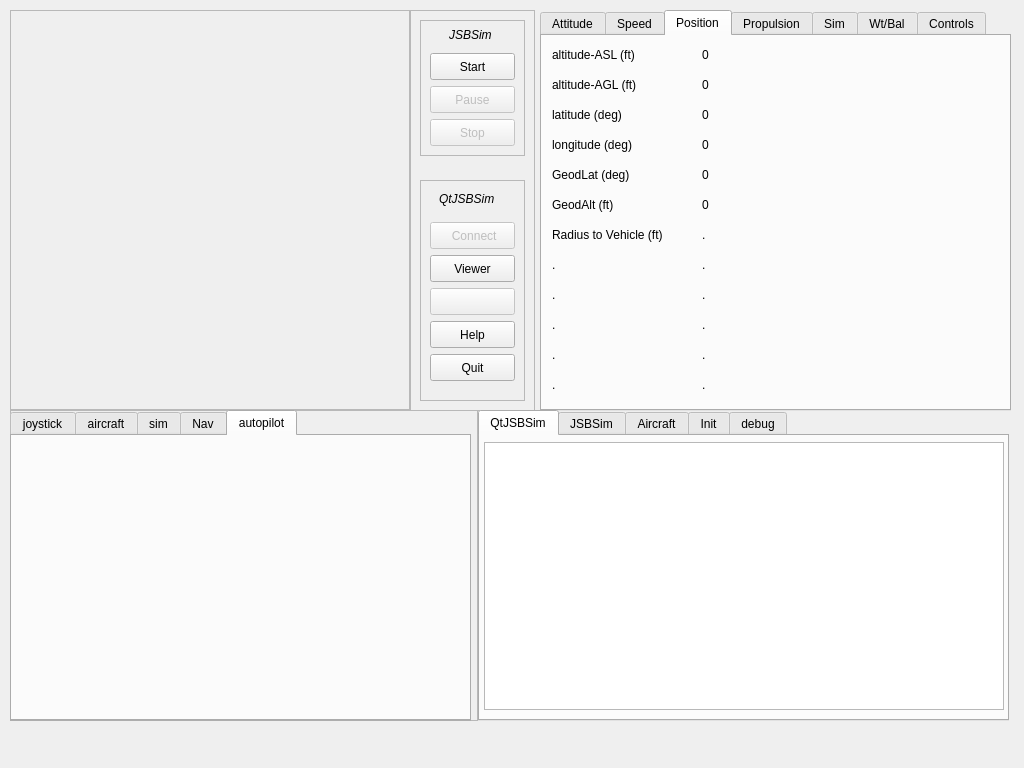
Before: the Qt Designer form src/MainWindow.ui in xfahad100/aeroprecinyx, drawn with Qt 5.
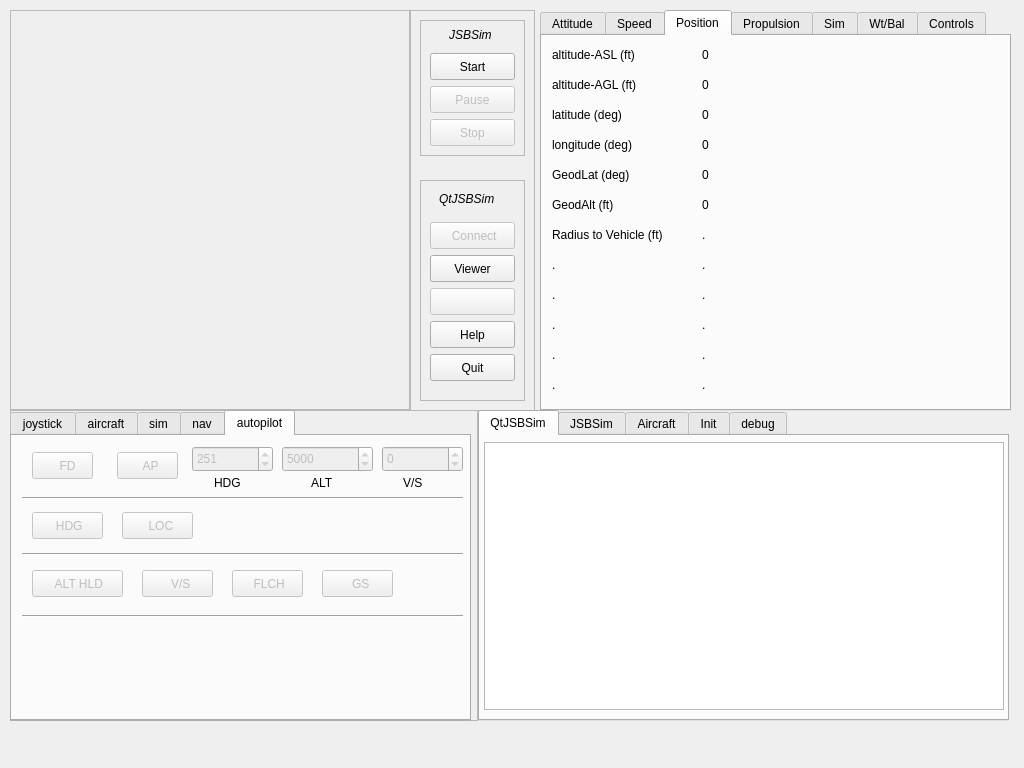
After: the same form once the commit is applied. The open tabs and pages were chosen to show the change. Icons and pictures are not drawn. Custom widgets are drawn as their Qt base class.

What changed in the file:
```diff
--- a/src/MainWindow.ui
+++ b/src/MainWindow.ui
@@ -1017,38 +1017,8 @@
      </widget>
      <widget class="QWidget" name="tab_16">
       <attribute name="title">
-       <string>Nav</string>
+       <string>nav</string>
       </attribute>
-      <widget class="QPushButton" name="FDButton">
-       <property name="enabled">
-        <bool>false</bool>
-       </property>
-       <property name="geometry">
-        <rect>
-         <x>20</x>
-         <y>20</y>
-         <width>61</width>
-         <height>27</height>
-        </rect>
-       </property>
-       <property name="focusPolicy">
-        <enum>Qt::NoFocus</enum>
-       </property>
-       <property name="toolTip">
-        <string>Launch JSBSim standalone app</string>
-       </property>
-       <property name="text">
-        <string>   FD</string>
-       </property>
-       <property name="icon">
-        <iconset resource="icons.qrc">
-         <normaloff>:/images/dkgreen.png</normaloff>
-         <normalon>:/images/green.png</normalon>:/images/dkgreen.png</iconset>
-       </property>
-       <property name="checkable">
-        <bool>true</bool>
-       </property>
-      </widget>
       <widget class="QPushButton" name="ILSButton">
        <property name="geometry">
         <rect>
@@ -1196,6 +1166,41 @@
         <bool>true</bool>
        </property>
       </widget>
+     </widget>
+     <widget class="QWidget" name="tab_12">
+      <attribute name="title">
+       <string>autopilot</string>
+      </attribute>
+      <widget class="QPushButton" name="FDButton">
+       <property name="enabled">
+        <bool>false</bool>
+       </property>
+       <property name="geometry">
+        <rect>
+         <x>20</x>
+         <y>16</y>
+         <width>61</width>
+         <height>27</height>
+        </rect>
+       </property>
+       <property name="focusPolicy">
+        <enum>Qt::NoFocus</enum>
+       </property>
+       <property name="toolTip">
+        <string extracomment="Flight Director">Launch JSBSim standalone app</string>
+       </property>
+       <property name="text">
+        <string>   FD</string>
+       </property>
+       <property name="icon">
+        <iconset resource="icons.qrc">
+         <normaloff>:/images/dkgreen.png</normaloff>
+         <normalon>:/images/green.png</normalon>:/images/dkgreen.png</iconset>
+       </property>
+       <property name="checkable">
+        <bool>true</bool>
+       </property>
+      </widget>
       <widget class="QPushButton" name="HDGButton">
        <property name="enabled">
         <bool>false</bool>
@@ -1203,8 +1208,8 @@
        <property name="geometry">
         <rect>
          <x>20</x>
-         <y>122</y>
-         <width>61</width>
+         <y>76</y>
+         <width>71</width>
          <height>27</height>
         </rect>
        </property>
@@ -1215,7 +1220,7 @@
         <string>Launch JSBSim standalone app</string>
        </property>
        <property name="text">
-        <string>HDG</string>
+        <string> HDG</string>
        </property>
        <property name="icon">
         <iconset resource="icons.qrc">
@@ -1226,24 +1231,14 @@
         <bool>true</bool>
        </property>
       </widget>
-      <widget class="QLabel" name="label_17">
-       <property name="geometry">
-        <rect>
-         <x>110</x>
-         <y>128</y>
-         <width>41</width>
-         <height>17</height>
-        </rect>
-       </property>
-       <property name="text">
-        <string>hdg:</string>
-       </property>
-      </widget>
       <widget class="QSpinBox" name="spinBox_2">
+       <property name="enabled">
+        <bool>false</bool>
+       </property>
        <property name="geometry">
         <rect>
-         <x>150</x>
-         <y>120</y>
+         <x>180</x>
+         <y>10</y>
          <width>81</width>
          <height>26</height>
         </rect>
@@ -1265,7 +1260,7 @@
        <property name="geometry">
         <rect>
          <x>10</x>
-         <y>154</y>
+         <y>54</y>
          <width>441</width>
          <height>16</height>
         </rect>
@@ -1274,11 +1269,307 @@
         <enum>Qt::Horizontal</enum>
        </property>
       </widget>
-     </widget>
-     <widget class="QWidget" name="tab_12">
-      <attribute name="title">
-       <string>autopilot</string>
-      </attribute>
+      <widget class="QPushButton" name="APButton">
+       <property name="enabled">
+        <bool>false</bool>
+       </property>
+       <property name="geometry">
+        <rect>
+         <x>105</x>
+         <y>16</y>
+         <width>61</width>
+         <height>27</height>
+        </rect>
+       </property>
+       <property name="focusPolicy">
+        <enum>Qt::NoFocus</enum>
+       </property>
+       <property name="toolTip">
+        <string>Launch JSBSim standalone app</string>
+       </property>
+       <property name="text">
+        <string>  AP</string>
+       </property>
+       <property name="icon">
+        <iconset resource="icons.qrc">
+         <normaloff>:/images/dkgreen.png</normaloff>
+         <normalon>:/images/green.png</normalon>:/images/dkgreen.png</iconset>
+       </property>
+       <property name="checkable">
+        <bool>true</bool>
+       </property>
+      </widget>
+      <widget class="Line" name="line_4">
+       <property name="geometry">
+        <rect>
+         <x>10</x>
+         <y>110</y>
+         <width>441</width>
+         <height>16</height>
+        </rect>
+       </property>
+       <property name="orientation">
+        <enum>Qt::Horizontal</enum>
+       </property>
+      </widget>
+      <widget class="QPushButton" name="AltHoldButton">
+       <property name="enabled">
+        <bool>false</bool>
+       </property>
+       <property name="geometry">
+        <rect>
+         <x>20</x>
+         <y>134</y>
+         <width>91</width>
+         <height>27</height>
+        </rect>
+       </property>
+       <property name="focusPolicy">
+        <enum>Qt::NoFocus</enum>
+       </property>
+       <property name="toolTip">
+        <string extracomment="Hold Present Altitude">Launch JSBSim standalone app</string>
+       </property>
+       <property name="text">
+        <string> ALT HLD</string>
+       </property>
+       <property name="icon">
+        <iconset resource="icons.qrc">
+         <normaloff>:/images/dkgreen.png</normaloff>
+         <normalon>:/images/green.png</normalon>:/images/dkgreen.png</iconset>
+       </property>
+       <property name="checkable">
+        <bool>true</bool>
+       </property>
+      </widget>
+      <widget class="QSpinBox" name="spinBox_3">
+       <property name="enabled">
+        <bool>false</bool>
+       </property>
+       <property name="geometry">
+        <rect>
+         <x>270</x>
+         <y>10</y>
+         <width>91</width>
+         <height>26</height>
+        </rect>
+       </property>
+       <property name="toolTip">
+        <string extracomment="Selected Altitude"/>
+       </property>
+       <property name="maximum">
+        <number>42000</number>
+       </property>
+       <property name="singleStep">
+        <number>100</number>
+       </property>
+       <property name="value">
+        <number>5000</number>
+       </property>
+      </widget>
+      <widget class="Line" name="line_5">
+       <property name="geometry">
+        <rect>
+         <x>10</x>
+         <y>172</y>
+         <width>441</width>
+         <height>16</height>
+        </rect>
+       </property>
+       <property name="orientation">
+        <enum>Qt::Horizontal</enum>
+       </property>
+      </widget>
+      <widget class="QPushButton" name="LOCButton">
+       <property name="enabled">
+        <bool>false</bool>
+       </property>
+       <property name="geometry">
+        <rect>
+         <x>110</x>
+         <y>76</y>
+         <width>71</width>
+         <height>27</height>
+        </rect>
+       </property>
+       <property name="focusPolicy">
+        <enum>Qt::NoFocus</enum>
+       </property>
+       <property name="toolTip">
+        <string>Launch JSBSim standalone app</string>
+       </property>
+       <property name="text">
+        <string>  LOC</string>
+       </property>
+       <property name="icon">
+        <iconset resource="icons.qrc">
+         <normaloff>:/images/dkgreen.png</normaloff>
+         <normalon>:/images/green.png</normalon>:/images/dkgreen.png</iconset>
+       </property>
+       <property name="checkable">
+        <bool>true</bool>
+       </property>
+      </widget>
+      <widget class="QPushButton" name="VSButton">
+       <property name="enabled">
+        <bool>false</bool>
+       </property>
+       <property name="geometry">
+        <rect>
+         <x>130</x>
+         <y>134</y>
+         <width>71</width>
+         <height>27</height>
+        </rect>
+       </property>
+       <property name="focusPolicy">
+        <enum>Qt::NoFocus</enum>
+       </property>
+       <property name="toolTip">
+        <string>Launch JSBSim standalone app</string>
+       </property>
+       <property name="text">
+        <string>  V/S</string>
+       </property>
+       <property name="icon">
+        <iconset resource="icons.qrc">
+         <normaloff>:/images/dkgreen.png</normaloff>
+         <normalon>:/images/green.png</normalon>:/images/dkgreen.png</iconset>
+       </property>
+       <property name="checkable">
+        <bool>true</bool>
+       </property>
+      </widget>
+      <widget class="QSpinBox" name="spinBox_4">
+       <property name="enabled">
+        <bool>false</bool>
+       </property>
+       <property name="geometry">
+        <rect>
+         <x>370</x>
+         <y>10</y>
+         <width>81</width>
+         <height>26</height>
+        </rect>
+       </property>
+       <property name="toolTip">
+        <string extracomment="Selected Heading (magnetic)"/>
+       </property>
+       <property name="wrapping">
+        <bool>true</bool>
+       </property>
+       <property name="minimum">
+        <number>-4000</number>
+       </property>
+       <property name="maximum">
+        <number>4000</number>
+       </property>
+       <property name="singleStep">
+        <number>100</number>
+       </property>
+       <property name="value">
+        <number>0</number>
+       </property>
+      </widget>
+      <widget class="QLabel" name="label_17">
+       <property name="geometry">
+        <rect>
+         <x>202</x>
+         <y>38</y>
+         <width>41</width>
+         <height>17</height>
+        </rect>
+       </property>
+       <property name="text">
+        <string>HDG</string>
+       </property>
+      </widget>
+      <widget class="QLabel" name="label_18">
+       <property name="geometry">
+        <rect>
+         <x>299</x>
+         <y>38</y>
+         <width>31</width>
+         <height>17</height>
+        </rect>
+       </property>
+       <property name="text">
+        <string>ALT</string>
+       </property>
+      </widget>
+      <widget class="QLabel" name="label_19">
+       <property name="geometry">
+        <rect>
+         <x>391</x>
+         <y>38</y>
+         <width>31</width>
+         <height>17</height>
+        </rect>
+       </property>
+       <property name="text">
+        <string>V/S</string>
+       </property>
+      </widget>
+      <widget class="QPushButton" name="FLCHButton">
+       <property name="enabled">
+        <bool>false</bool>
+       </property>
+       <property name="geometry">
+        <rect>
+         <x>220</x>
+         <y>134</y>
+         <width>71</width>
+         <height>27</height>
+        </rect>
+       </property>
+       <property name="focusPolicy">
+        <enum>Qt::NoFocus</enum>
+       </property>
+       <property name="toolTip">
+        <string>Launch JSBSim standalone app</string>
+       </property>
+       <property name="text">
+        <string> FLCH</string>
+       </property>
+       <property name="icon">
+        <iconset resource="icons.qrc">
+         <normaloff>:/images/dkgreen.png</normaloff>
+         <normalon>:/images/green.png</normalon>:/images/dkgreen.png</iconset>
+       </property>
+       <property name="checkable">
+        <bool>true</bool>
+       </property>
+      </widget>
+      <widget class="QPushButton" name="GSButton">
+       <property name="enabled">
+        <bool>false</bool>
+       </property>
+       <property name="geometry">
+        <rect>
+         <x>310</x>
+         <y>134</y>
+         <width>71</width>
+         <height>27</height>
+        </rect>
+       </property>
+       <property name="focusPolicy">
+        <enum>Qt::NoFocus</enum>
+       </property>
+       <property name="toolTip">
+        <string>Launch JSBSim standalone app</string>
+       </property>
+       <property name="text">
+        <string>  GS</string>
+       </property>
+       <property name="icon">
+        <iconset resource="icons.qrc">
+         <normaloff>:/images/dkgreen.png</normaloff>
+         <normalon>:/images/green.png</normalon>:/images/dkgreen.png</iconset>
+       </property>
+       <property name="checkable">
+        <bool>true</bool>
+       </property>
+      </widget>
      </widget>
     </widget>
    </widget>
```
Left out of the diff: 52 changed lines with no effect on the pictures.
